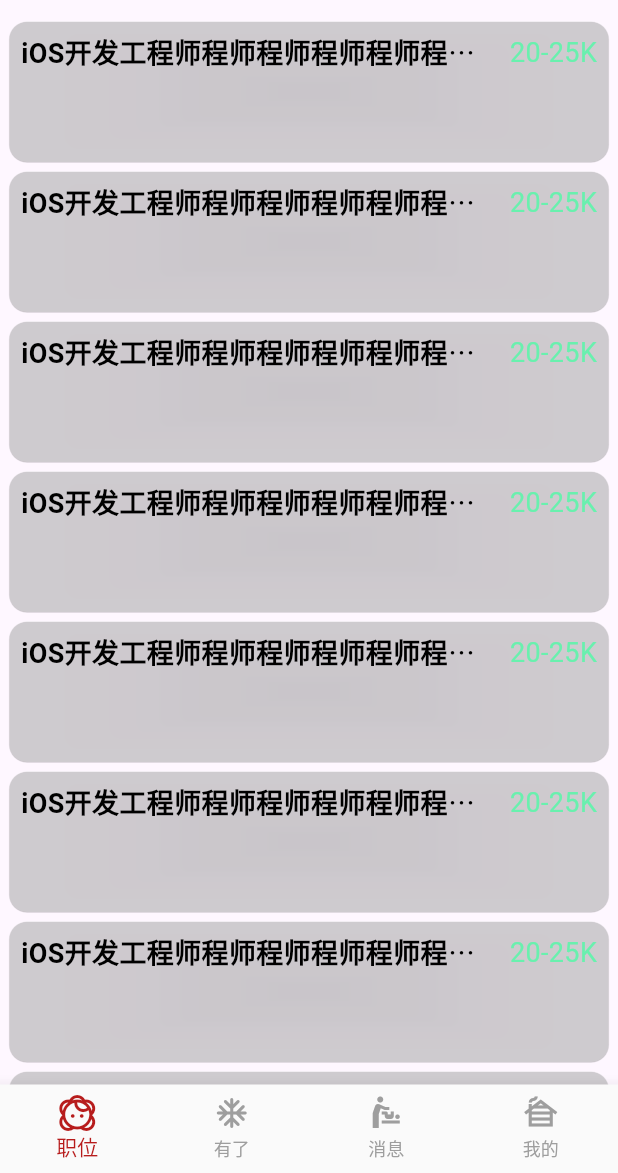
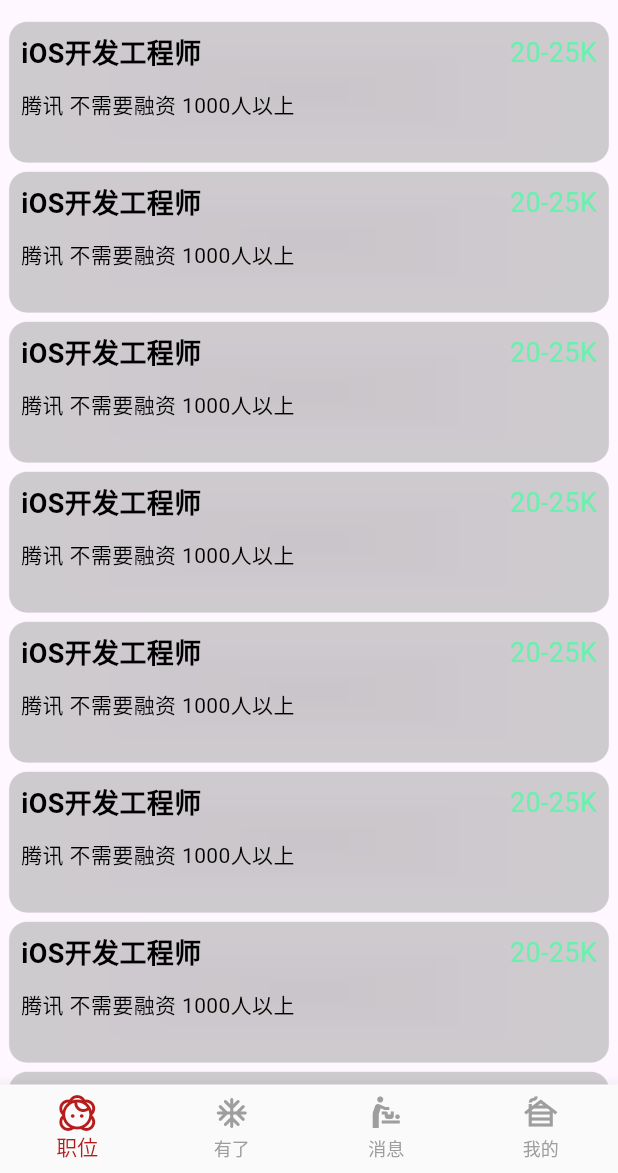
Before and after one commit to BHLinuxKernelSIG/BossZP_Flutter, a Flutter app: the screen it shows after launch, on a phone screen of 412 x 824 dp, the part 63-1236 px from its top. Run offline on Flutter 3.47's test engine with Material 2 defaults, Android fonts, the phone set to English and light mode, and no system bars.

Commit message:
Update posotion_list_widget.dart

```diff
--- a/lib/ui/posotion_list_widget.dart
+++ b/lib/ui/posotion_list_widget.dart
@@ -17,12 +17,13 @@ class PositionListWidget extends StatelessWidget {
               child: Padding(
                 padding: EdgeInsets.all(8.0),
                 child: Column(
+                  crossAxisAlignment: CrossAxisAlignment.start,
                   children: [
                     Row(
                       children: [
                         Expanded(
                           child: Text(
-                            "iOS开发工程师程师程师程师程师程师程师---====",
+                            "iOS开发工程师",
                             overflow: TextOverflow.ellipsis,
                             style: TextStyle(
                                 fontSize: 18,
@@ -40,7 +41,12 @@ class PositionListWidget extends StatelessWidget {
                               color: Colors.greenAccent),
                         )
                       ],
-                    )
+                    ),
+                    SizedBox(height: 10),
+                    Text(
+                      "腾讯 不需要融资 1000人以上",
+                      style: TextStyle(fontSize: 14, color: Colors.black),
+                    ),
                   ],
                 ),
               ),
```
